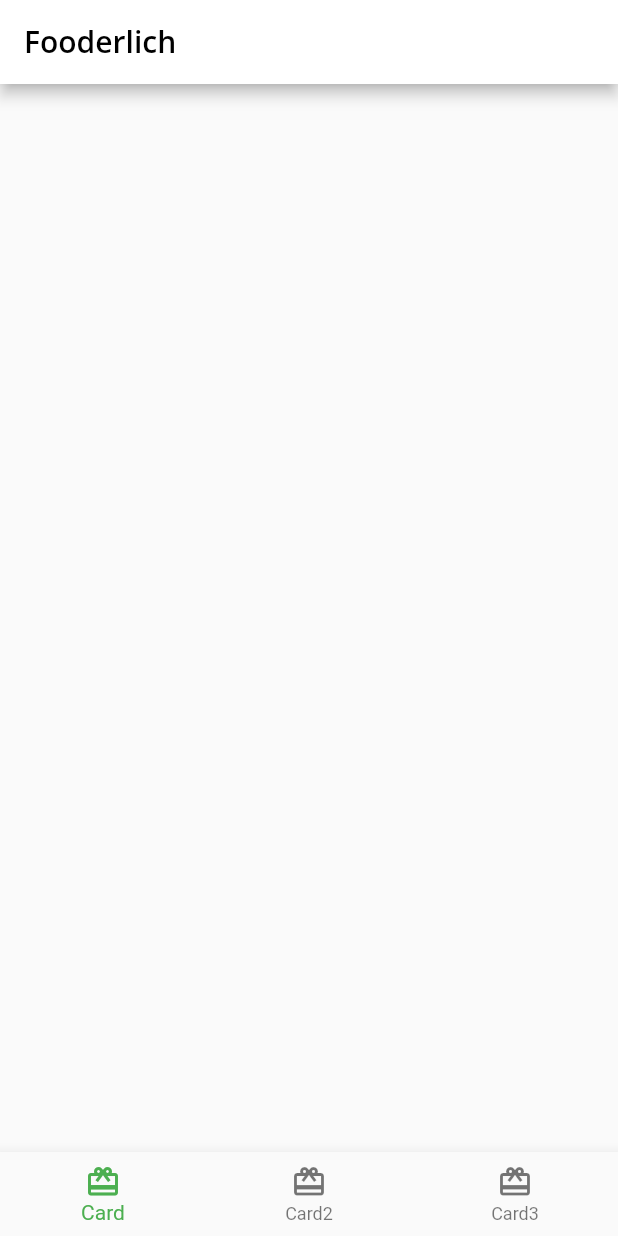
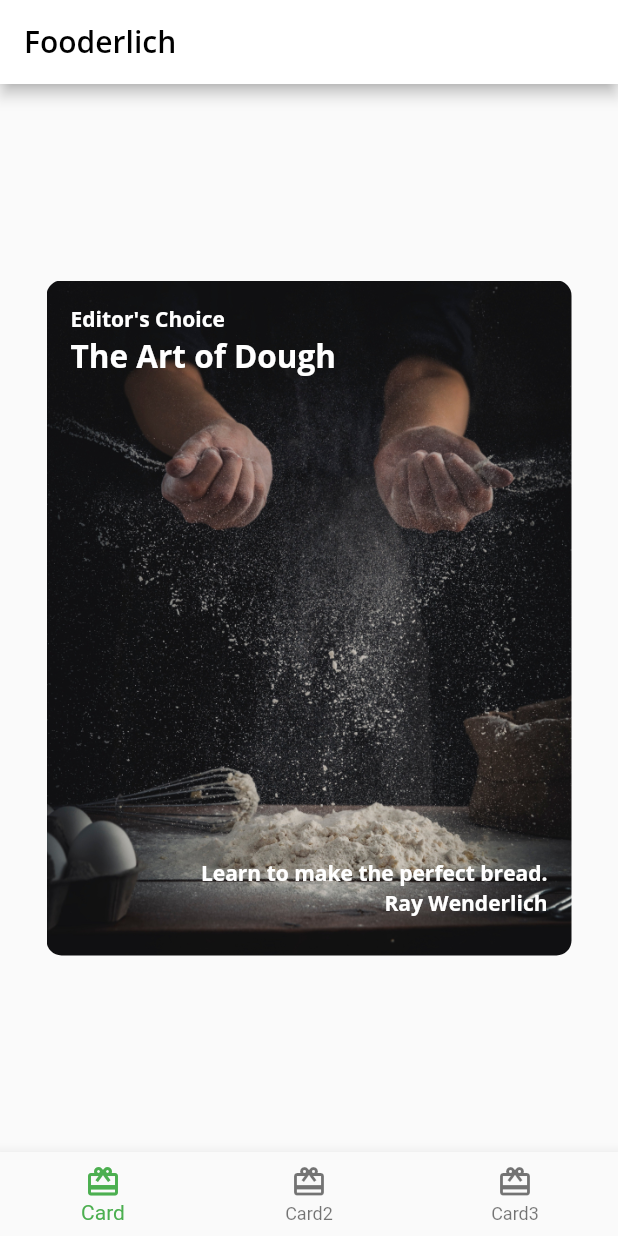
Before and after one commit to romaricsylvain/Fooderlich, a Flutter app: the screen it shows after launch, on a phone screen of 412 x 824 dp. Run offline on Flutter 3.47's test engine with Material 2 defaults, Android fonts, the phone set to English and light mode, and no system bars; our stand-ins replace google_fonts.

Commit message:
finish card1

```diff
--- a/lib/card1.dart
+++ b/lib/card1.dart
@@ -1,4 +1,6 @@
 import 'package:flutter/material.dart';
+import 'fooderlich_theme.dart';
+
 class Card1 extends StatelessWidget {
   const Card1({Key? key}) : super(key: key);
   // 1
@@ -11,8 +13,63 @@ class Card1 extends StatelessWidget {
   Widget build(BuildContext context) {
     // 3
     return Center(
-      // TODO: Card1 Decorate Container
-      child: Container(),
-    );
+        // TODO: Card1 Decorate Container
+        child: Container(
+      // TODO: Add a stack of text
+      // 1
+      child: Stack(
+        children: [
+          // 8
+          Text(
+            category,
+            style: FooderlichTheme.darkTextTheme.bodyText1,
+          ),
+          // 9
+          Positioned(
+            child: Text(
+              title,
+              style: FooderlichTheme.darkTextTheme.headline2,
+            ),
+            top: 20,
+          ),
+          // 10
+          Positioned(
+            child: Text(
+              description,
+              style: FooderlichTheme.darkTextTheme.bodyText1,
+            ),
+            bottom: 30,
+            right: 0,
+          ),
+          // 11
+          Positioned(
+            child: Text(
+              chef,
+              style: FooderlichTheme.darkTextTheme.bodyText1,
+            ),
+            bottom: 10,
+            right: 0,
+          )
+        ],
+      ),
+      padding: const EdgeInsets.all(16),
+      // 2
+      constraints: const BoxConstraints.expand(
+        width: 350,
+        height: 450,
+      ),
+      // 3
+      decoration: const BoxDecoration(
+        // 4
+        image: DecorationImage(
+          // 5
+          image: AssetImage('assets/mag1.png'),
+          // 6
+          fit: BoxFit.cover,
+        ),
+        // 7
+        borderRadius: BorderRadius.all(Radius.circular(10.0)),
+      ),
+    ));
   }
 }
```
